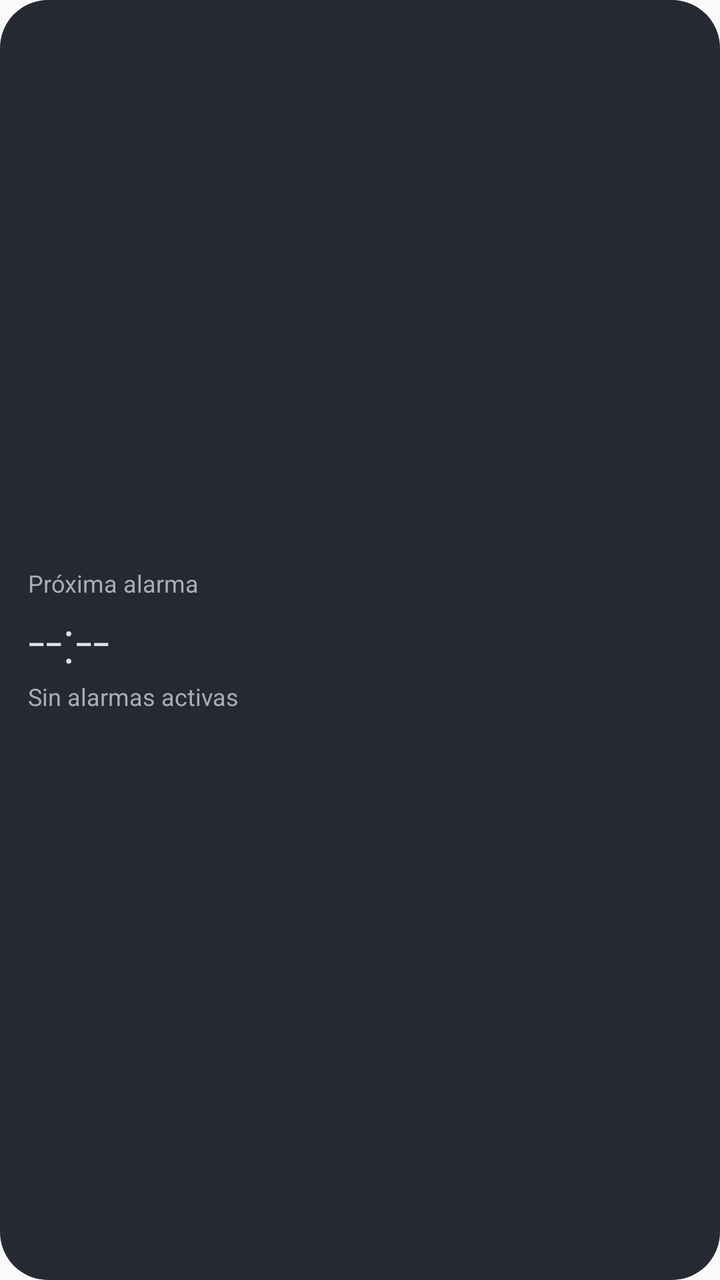
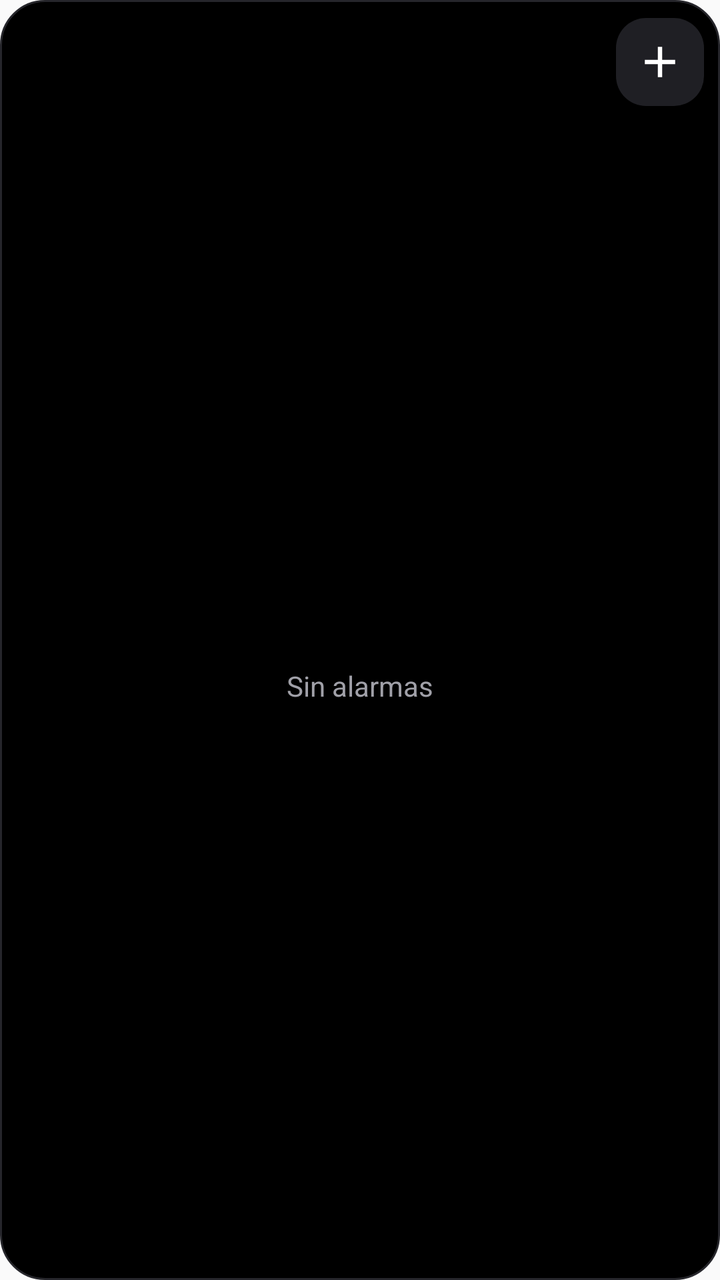

Before-and-after screenshots of an Android layout around one commit, followed by the original layout XML and the change that was made.
<!-- AndroidManifest.xml: application theme AppTheme -->
<!-- res/layout/widget_alarm.xml -->
<?xml version="1.0" encoding="utf-8"?>
<LinearLayout xmlns:android="http://schemas.android.com/apk/res/android"
    android:id="@+id/w_alarm_root"
    android:layout_width="match_parent"
    android:layout_height="match_parent"
    android:background="@drawable/widget_bg"
    android:gravity="center_vertical"
    android:orientation="vertical"
    android:padding="14dp">

    <TextView
        android:layout_width="wrap_content"
        android:layout_height="wrap_content"
        android:text="Próxima alarma"
        android:textColor="#A9ABB8"
        android:textSize="12sp"/>

    <TextView
        android:id="@+id/w_alarm_time"
        android:layout_width="wrap_content"
        android:layout_height="wrap_content"
        android:fontFamily="sans-serif-light"
        android:text="--:--"
        android:textColor="#E3E2EA"
        android:textSize="30sp"/>

    <TextView
        android:id="@+id/w_alarm_sub"
        android:layout_width="match_parent"
        android:layout_height="wrap_content"
        android:ellipsize="end"
        android:maxLines="1"
        android:text="Sin alarmas activas"
        android:textColor="#A9ABB8"
        android:textSize="12sp"/>
</LinearLayout>
<!-- resources referenced by this layout -->
<resources>
  <!-- drawable widget_bg (drawable) -->
  <?xml version="1.0" encoding="utf-8"?>
  <shape xmlns:android="http://schemas.android.com/apk/res/android" android:shape="rectangle">
      <solid android:color="#F21B1E26"/>
      <corners android:radius="24dp"/>
  </shape>
  <style name="AppTheme" parent="Theme.AppCompat.Light.DarkActionBar">
          
          <item name="colorPrimary">@color/colorPrimary</item>
          <item name="colorPrimaryDark">@color/colorPrimaryDark</item>
          <item name="colorAccent">@color/colorAccent</item>
      </style>
  <color name="colorPrimary">#5E43C3</color>
  <color name="colorPrimaryDark">#11131A</color>
  <color name="colorAccent">#7B78D8</color>
</resources>

<!-- the commit's change to res/layout/widget_alarm.xml (unified diff, before → after) -->
@@ -1,36 +1,14 @@
 <?xml version="1.0" encoding="utf-8"?>
-<LinearLayout xmlns:android="http://schemas.android.com/apk/res/android"
-    android:id="@+id/w_alarm_root"
-    android:layout_width="match_parent"
-    android:layout_height="match_parent"
-    android:background="@drawable/widget_bg"
-    android:gravity="center_vertical"
-    android:orientation="vertical"
-    android:padding="14dp">
-
-    <TextView
-        android:layout_width="wrap_content"
-        android:layout_height="wrap_content"
-        android:text="Próxima alarma"
-        android:textColor="#A9ABB8"
-        android:textSize="12sp"/>
-
-    <TextView
-        android:id="@+id/w_alarm_time"
-        android:layout_width="wrap_content"
-        android:layout_height="wrap_content"
-        android:fontFamily="sans-serif-light"
-        android:text="--:--"
-        android:textColor="#E3E2EA"
-        android:textSize="30sp"/>
-
-    <TextView
-        android:id="@+id/w_alarm_sub"
-        android:layout_width="match_parent"
-        android:layout_height="wrap_content"
-        android:ellipsize="end"
-        android:maxLines="1"
-        android:text="Sin alarmas activas"
-        android:textColor="#A9ABB8"
-        android:textSize="12sp"/>
+<LinearLayout xmlns:android="http://schemas.android.com/apk/res/android" android:id="@+id/w_alarm_root" android:layout_width="match_parent" android:layout_height="match_parent" android:background="@drawable/widget_bg" android:orientation="vertical" android:padding="8dp">
+    <LinearLayout android:id="@+id/wa_headrow" android:layout_width="match_parent" android:layout_height="46dp" android:gravity="center_vertical" android:orientation="horizontal">
+        <LinearLayout android:layout_width="0dp" android:layout_height="wrap_content" android:layout_weight="1" android:orientation="vertical" android:paddingStart="6dp">
+            <TextView android:id="@+id/wa_head" android:layout_width="wrap_content" android:layout_height="wrap_content" android:text="Alarmas" android:textSize="14sp" android:textStyle="bold" />
+            <TextView android:id="@+id/wa_next" android:layout_width="wrap_content" android:layout_height="wrap_content" android:ellipsize="end" android:maxLines="1" android:textColor="#A0A0A8" android:textSize="11.5sp" />
+        </LinearLayout>
+        <ImageView android:id="@+id/wa_add" android:layout_width="44dp" android:layout_height="44dp" android:background="@drawable/widget_pill" android:padding="9dp" android:contentDescription="Nueva alarma" android:src="@drawable/ic_w_add" />
+    </LinearLayout>
+    <FrameLayout android:layout_width="match_parent" android:layout_height="0dp" android:layout_weight="1">
+        <ListView android:id="@+id/wa_list" android:layout_width="match_parent" android:layout_height="match_parent" android:divider="@android:color/transparent" android:dividerHeight="3dp" android:scrollbars="none" />
+        <TextView android:id="@+id/wa_empty" android:layout_width="match_parent" android:layout_height="match_parent" android:gravity="center" android:text="Sin alarmas" android:textColor="#A0A0A8" />
+    </FrameLayout>
 </LinearLayout>
<!-- resource entries referenced after the edit -->
@@ -1,10 +1,22 @@
 <!-- resources referenced by this layout -->
 <resources>
+  <!-- drawable ic_w_add (drawable) -->
+  <?xml version="1.0" encoding="utf-8"?>
+  <vector xmlns:android="http://schemas.android.com/apk/res/android" android:width="24dp" android:height="24dp" android:viewportWidth="24" android:viewportHeight="24">
+      <path android:fillColor="#FFFFFFFF" android:pathData="M11,5h2v6h6v2h-6v6h-2v-6H5v-2h6z"/>
+  </vector>
   <!-- drawable widget_bg (drawable) -->
   <?xml version="1.0" encoding="utf-8"?>
   <shape xmlns:android="http://schemas.android.com/apk/res/android" android:shape="rectangle">
-      <solid android:color="#F21B1E26"/>
-      <corners android:radius="24dp"/>
+      <solid android:color="#000000"/>
+      <stroke android:width="1dp" android:color="#26262B"/>
+      <corners android:radius="22dp"/>
+  </shape>
+  <!-- drawable widget_pill (drawable) -->
+  <?xml version="1.0" encoding="utf-8"?>
+  <shape xmlns:android="http://schemas.android.com/apk/res/android" android:shape="rectangle">
+      <solid android:color="#1F1F24"/>
+      <corners android:radius="15dp"/>
   </shape>
   <style name="AppTheme" parent="Theme.AppCompat.Light.DarkActionBar">
           
@@ -13,7 +25,7 @@
           <item name="colorAccent">@color/colorAccent</item>
       </style>
   <color name="colorPrimary">#5E43C3</color>
-  <color name="colorPrimaryDark">#11131A</color>
+  <color name="colorPrimaryDark">#000000</color>
   <color name="colorAccent">#7B78D8</color>
 </resources>
 
